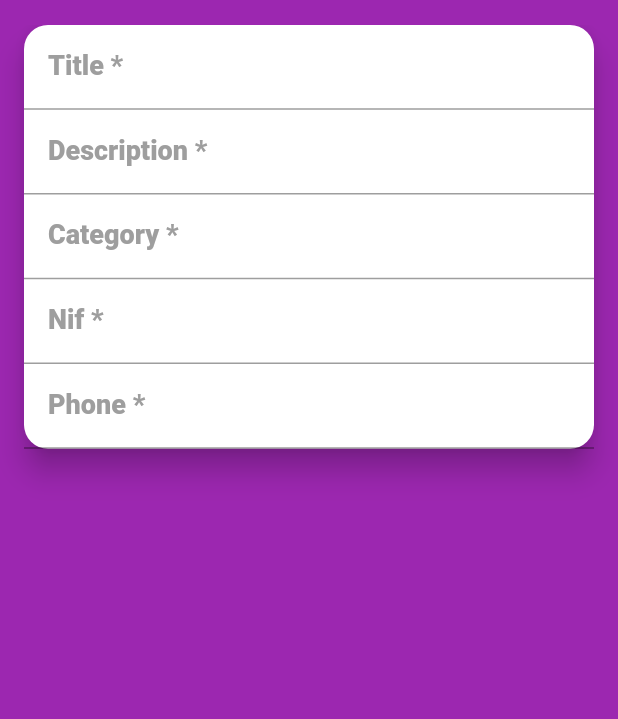
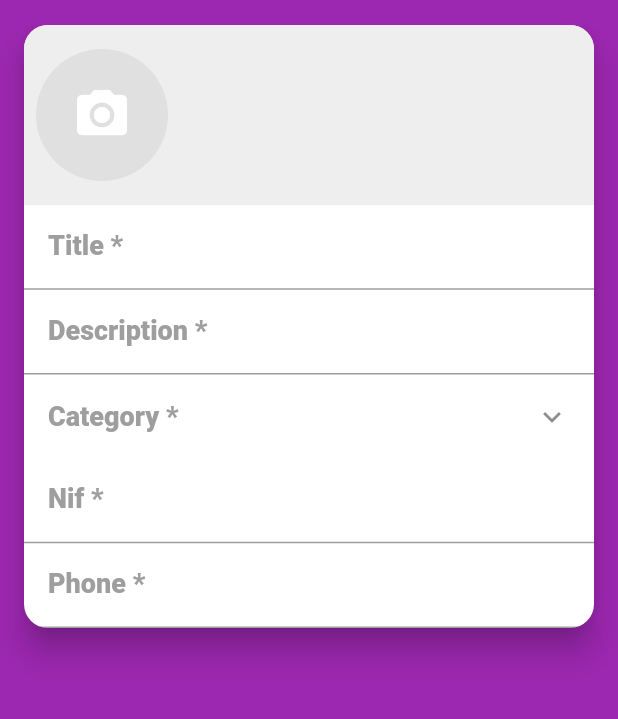
Before and after one commit to MonsterOfCode/MINE-Flutter-course, a Flutter app: the CreateAbScreen screen opened directly, on a phone screen of 412 x 824 dp, the part 59-778 px from its top. Run offline on Flutter 3.47's test engine with Material 2 defaults, Android fonts, the phone set to English and light mode, and no system bars; our stand-ins replace cloud_firestore, dio, firebase_auth, firebase_storage, flare_flutter, flutter_masked_text and 11 more; accounts and stored records are empty; generated files the repository leaves out were written again; network calls fail; statements that could not run were skipped.

Commit message:
feat(Olx): All category environment to the Ads created

```diff
--- /dev/null
+++ b/olx_clone/lib/business_logic/models/category.model.dart
@@ -0,0 +1,16 @@
+import 'package:parse_server_sdk_flutter/parse_server_sdk.dart';
+import 'package:olx_clone/business_logic/repositories/helpers/tables.keys.dart';
+
+class Category {
+  Category(this.id, this.description);
+
+  Category.fromParse(ParseObject object)
+      : id = object.objectId,
+        description = object.get(KeyCategoryDescription);
+
+  final String id;
+  final String description;
+
+  @override
+  String toString() => 'Category(id: $id, description: $description)';
+}
--- a/olx_clone/lib/business_logic/repositories/helpers/tables.keys.dart
+++ b/olx_clone/lib/business_logic/repositories/helpers/tables.keys.dart
@@ -3,3 +3,6 @@ const KeyUserEmail = "email";
 const KeyUserPhone = "phone";
 const KeyUserRole = "role";
 const KeyUserCreatedAt = "createdAt";
+
+const KeyCategoryTable = "Categories";
+const KeyCategoryDescription = "description";
--- a/olx_clone/lib/main.dart
+++ b/olx_clone/lib/main.dart
@@ -1,5 +1,6 @@
 import 'package:flutter/material.dart';
 import 'package:get_it/get_it.dart';
+import 'package:olx_clone/business_logic/stores/category.store.dart';
 import 'package:olx_clone/business_logic/stores/user.manager.store.dart';
 import 'package:olx_clone/ui/screen/base/base.screen.dart';
 import 'package:olx_clone/business_logic/stores/screen.store.dart';
@@ -16,6 +17,7 @@ void main() async {
 void setupLocators() {
   GetIt.I.registerSingleton(ScreenStore());
   GetIt.I.registerSingleton(UserManagerStore());
+  GetIt.I.registerSingleton(CategoryStore());
 }
 
 Future<void> initializeParseServer() async {
--- a/olx_clone/lib/ui/screen/abs/create.screen.dart
+++ b/olx_clone/lib/ui/screen/abs/create.screen.dart
@@ -1,8 +1,13 @@
 import 'package:flutter/material.dart';
 import 'package:flutter/services.dart';
+import 'package:olx_clone/business_logic/stores/ad/create.ad.store.dart';
+import 'package:olx_clone/ui/widgets/ad/images.field.widget.dart';
+import 'package:olx_clone/ui/widgets/category/category.field.widget.dart';
 import 'package:olx_clone/ui/widgets/drawer/drawer.widget.dart';
 
 class CreateAbScreen extends StatelessWidget {
+  final CreateAdStore store = CreateAdStore();
+
   @override
   Widget build(BuildContext context) {
     const contentPadding = EdgeInsets.fromLTRB(16, 10, 12, 10);
@@ -14,12 +19,14 @@ class CreateAbScreen extends StatelessWidget {
         centerTitle: true,
       ),
       body: Card(
+        clipBehavior: Clip.antiAlias,
         margin: const EdgeInsets.symmetric(horizontal: 16),
         shape: RoundedRectangleBorder(borderRadius: BorderRadius.circular(16)),
         elevation: 8,
         child: Column(
           mainAxisSize: MainAxisSize.min,
           children: [
+            ImagesFieldWidget(store: store),
             TextField(
               decoration: InputDecoration(
                 labelText: "Title *",
@@ -35,13 +42,7 @@ class CreateAbScreen extends StatelessWidget {
               ),
               maxLines: null,
             ),
-            TextField(
-              decoration: InputDecoration(
-                labelText: "Category *",
-                labelStyle: labelStyle,
-                contentPadding: contentPadding,
-              ),
-            ),
+            CategoryFieldWidget(store: store),
             TextField(
               decoration: InputDecoration(
                 labelText: "Nif *",
--- a/olx_clone/lib/ui/screen/account/login.screen.dart
+++ b/olx_clone/lib/ui/screen/account/login.screen.dart
@@ -40,7 +40,7 @@ class LoginScreen extends StatelessWidget {
                     Observer(
                       builder: (_) => Padding(
                         padding: const EdgeInsets.symmetric(vertical: 8.0),
-                        child: ErrorBoxRepository(message: store.error),
+                        child: ErrorBoxWidget(message: store.error),
                       ),
                     ),
                     Padding(
--- a/olx_clone/lib/ui/screen/account/signup.screen.dart
+++ b/olx_clone/lib/ui/screen/account/signup.screen.dart
@@ -32,7 +32,7 @@ class SignUpScreen extends StatelessWidget {
                     Observer(
                         builder: (_) => Padding(
                               padding: const EdgeInsets.symmetric(vertical: 8.0),
-                              child: ErrorBoxRepository(message: store.error),
+                              child: ErrorBoxWidget(message: store.error),
                             )),
                     FieldTitleWidget(
                       title: "Name",
--- /dev/null
+++ b/olx_clone/lib/ui/widgets/ad/images.field.widget.dart
@@ -0,0 +1,76 @@
+import 'dart:io';
+
+import 'package:flutter/cupertino.dart';
+import 'package:flutter/material.dart';
+import 'package:flutter_mobx/flutter_mobx.dart';
+import 'package:olx_clone/business_logic/stores/ad/create.ad.store.dart';
+import 'package:olx_clone/ui/widgets/ad/image_source_modal.widget.dart';
+import 'package:olx_clone/ui/widgets/image.dialog.widget.dart';
+
+class ImagesFieldWidget extends StatelessWidget {
+  const ImagesFieldWidget({Key key, this.store}) : super(key: key);
+
+  final CreateAdStore store;
+
+  @override
+  Widget build(BuildContext context) {
+    void onImageSelected(File image) {
+      if (image != null) store.images.add(image);
+      Navigator.of(context).pop();
+    }
+
+    return Container(
+      height: 120,
+      color: Colors.grey[200],
+      child: Observer(
+        builder: (_) => ListView.builder(
+          scrollDirection: Axis.horizontal,
+          itemCount: store.images.length < 2 ? store.images.length + 1 : 2,
+          itemBuilder: (_, index) {
+            return index == store.images.length
+                ? Padding(
+                    padding: const EdgeInsets.fromLTRB(8, 8, 0, 8),
+                    child: GestureDetector(
+                      onTap: () {
+                        if (Platform.isAndroid) {
+                          showModalBottomSheet(context: context, builder: (_) => ImageSourceModalWidget(callback: onImageSelected));
+                        } else {
+                          showCupertinoModalPopup(context: context, builder: (_) => ImageSourceModalWidget(callback: onImageSelected));
+                        }
+                      },
+                      child: CircleAvatar(
+                        radius: 44,
+                        backgroundColor: Colors.grey[300],
+                        child: Column(
+                          mainAxisAlignment: MainAxisAlignment.center,
+                          children: [
+                            Icon(Icons.camera_alt, size: 40, color: Colors.white),
+                          ],
+                        ),
+                      ),
+                    ),
+                  )
+                : Padding(
+                    padding: EdgeInsets.fromLTRB(8, 16, index == 4 ? 8 : 0, 16),
+                    child: GestureDetector(
+                      onTap: () {
+                        showDialog(
+                          context: context,
+                          builder: (_) => ImageDialog(
+                            image: store.images[index],
+                            onDelete: () => store.images.removeAt(index),
+                          ),
+                        );
+                      },
+                      child: CircleAvatar(
+                        radius: 44,
+                        backgroundImage: FileImage(store.images[index]),
+                      ),
+                    ),
+                  );
+          },
+        ),
+      ),
+    );
+  }
+}
--- /dev/null
+++ b/olx_clone/lib/ui/widgets/category/category.field.widget.dart
@@ -0,0 +1,41 @@
+import 'package:flutter/material.dart';
+import 'package:flutter_mobx/flutter_mobx.dart';
+import 'package:olx_clone/business_logic/stores/ad/create.ad.store.dart';
+import 'package:olx_clone/ui/screen/category/category.screen.dart';
+
+class CategoryFieldWidget extends StatelessWidget {
+  const CategoryFieldWidget({Key key, this.store}) : super(key: key);
+
+  final CreateAdStore store;
+
+  @override
+  Widget build(BuildContext context) {
+    return Observer(builder: (_) {
+      return ListTile(
+        title: Text(
+          "Category *",
+          style: TextStyle(fontWeight: FontWeight.w800, color: Colors.grey, fontSize: store.category == null ? 18 : 12),
+        ),
+        trailing: Icon(Icons.keyboard_arrow_down),
+        subtitle: store.category == null
+            ? null
+            : Text(
+                "${store.category.description}",
+                style: TextStyle(color: Colors.black, fontSize: 17),
+              ),
+        onTap: () async {
+          final category = await showDialog(
+            context: context,
+            builder: (_) => CategoryScreen(
+              showAll: false,
+              selected: store.category,
+            ),
+          );
+          if (category != null) {
+            store.setCategory(category);
+          }
+        },
+      );
+    });
+  }
+}
--- a/olx_clone/lib/ui/widgets/error_box.repository.dart
+++ b/olx_clone/lib/ui/widgets/error_box.repository.dart
@@ -1,9 +1,9 @@
 import 'package:flutter/material.dart';
 
-class ErrorBoxRepository extends StatelessWidget {
+class ErrorBoxWidget extends StatelessWidget {
   final String message;
 
-  const ErrorBoxRepository({@required this.message});
+  const ErrorBoxWidget({@required this.message});
 
   @override
   Widget build(BuildContext context) {
--- a/olx_clone/pubspec.yaml
+++ b/olx_clone/pubspec.yaml
@@ -27,6 +27,8 @@ dependencies:
   mobx: ^1.2.1+4
   flutter_mobx: ^1.1.0+2
   get_it: ^6.0.0
+  image_picker: ^0.6.7+22
+  image_cropper: ^1.3.1
 
   # The following adds the Cupertino Icons font to your application.
   # Use with the CupertinoIcons class for iOS style icons.
```
Also changed, not shown: olx_clone/lib/business_logic/repositories/category.repository.dart (added, +17 -0 lines), olx_clone/lib/business_logic/stores/ad/create.ad.store.dart (added, +15 -0 lines), olx_clone/lib/business_logic/stores/category.store.dart (added, +37 -0 lines), olx_clone/lib/ui/screen/category/category.screen.dart (added, +64 -0 lines), olx_clone/lib/ui/widgets/ad/image_source_modal.widget.dart (added, +74 -0 lines), olx_clone/lib/ui/widgets/image.dialog.widget.dart (added, +30 -0 lines), olx_clone/lib/business_logic/stores/ad/create.ad.store.g.dart (added), olx_clone/lib/business_logic/stores/category.store.g.dart (added), olx_clone/pubspec.lock, 2 other files.
